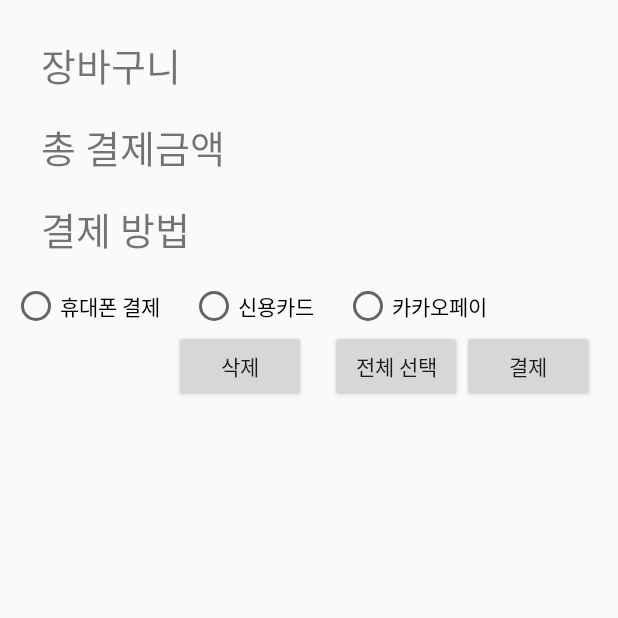
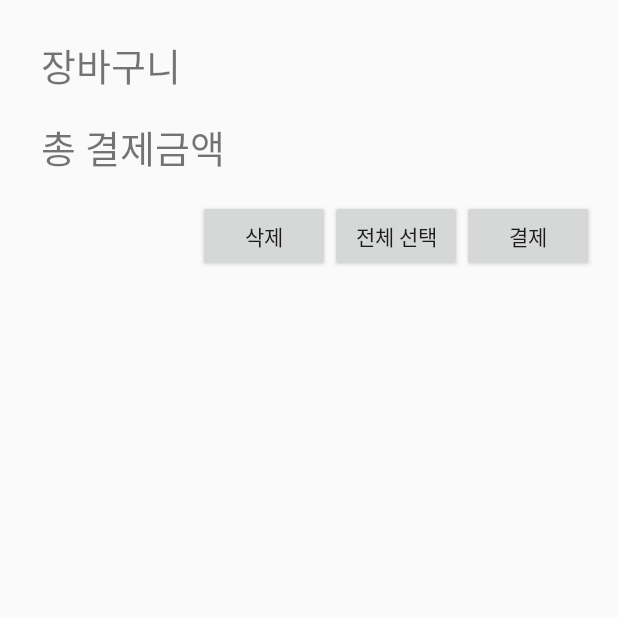
Before and after one commit to jychoi-97/HakJu, an Android app: the OrderActivity screen opened directly, with no data from a screen before it, on a phone screen of 412 x 824 dp, the top half of it. Run offline under Robolectric (Android 15) with nearby library versions, the phone set to English and light mode, and no system bars; our stand-ins replace Firebase (no records; nobody signed in at launch, a user with empty details on screens opened directly); 1 statement that could not run was skipped.

Commit message:
여러가지 기본 사항 변경(메뉴, 개수 선택안하면 장바구니 안넘어감, 전체선택 또 누르면 전체해제 등등)

```diff
--- a/app/src/main/res/layout/activity_order.xml
+++ b/app/src/main/res/layout/activity_order.xml
@@ -71,83 +71,34 @@
 
 
 
-    <TextView
-        android:id="@+id/text3"
-        android:layout_width="wrap_content"
-        android:layout_height="wrap_content"
-        android:layout_marginLeft="27dp"
-        android:layout_marginTop="16dp"
-        android:textSize="25sp"
-        app:layout_constraintLeft_toLeftOf="parent"
-        app:layout_constraintTop_toBottomOf="@+id/text1"
-        android:text="결제 방법" />
-
-    <RadioGroup
-        android:id="@+id/radioGroup"
-
-        android:layout_width="wrap_content"
-        android:layout_height="wrap_content"
-        android:layout_marginTop="16dp"
-        android:orientation="horizontal"
-        app:layout_constraintHorizontal_bias="0.086"
-        app:layout_constraintLeft_toLeftOf="parent"
-        app:layout_constraintRight_toRightOf="parent"
-        app:layout_constraintTop_toBottomOf="@+id/text3">
-
-        <RadioButton
-
-            android:id="@+id/rg_btn1"
-            android:layout_width="wrap_content"
-            android:layout_height="wrap_content"
-            android:text="휴대폰 결제" />
-
-        <RadioButton
-            android:layout_marginLeft="20dp"
-            android:id="@+id/rg_btn2"
-            android:layout_width="wrap_content"
-            android:layout_height="wrap_content"
-            android:text="신용카드" />
-
-        <RadioButton
-            android:layout_marginLeft="20dp"
-            android:id="@+id/rg_btn3"
-            android:layout_width="wrap_content"
-            android:layout_height="wrap_content"
-            android:text="카카오페이" />
-
-    </RadioGroup>
-
-
     <Button
         android:id="@+id/removeButton"
         android:layout_width="wrap_content"
         android:layout_height="wrap_content"
-
-        android:layout_marginRight="16dp"
+        android:layout_marginTop="20dp"
         android:text="삭제"
         app:layout_constraintRight_toRightOf="parent"
         app:layout_constraintRight_toLeftOf="@+id/allSelected"
-        app:layout_constraintTop_toBottomOf="@+id/radioGroup" />
+        app:layout_constraintTop_toBottomOf="@+id/text2" />
 
     <Button
         android:id="@+id/allSelected"
         android:layout_width="wrap_content"
         android:layout_height="wrap_content"
-
-
+        android:layout_marginTop="20dp"
         android:text="전체 선택"
         app:layout_constraintRight_toLeftOf="@+id/orderButton"
         app:layout_constraintRight_toRightOf="parent"
-        app:layout_constraintTop_toBottomOf="@+id/radioGroup" />
+        app:layout_constraintTop_toBottomOf="@+id/text2" />
 
     <Button
         android:id="@+id/orderButton"
         android:layout_width="wrap_content"
         android:layout_height="wrap_content"
-
+        android:layout_marginTop="20dp"
         android:layout_marginRight="16dp"
         android:text="결제"
         app:layout_constraintRight_toRightOf="parent"
-        app:layout_constraintTop_toBottomOf="@+id/radioGroup" />
+        app:layout_constraintTop_toBottomOf="@+id/text2" />
 
 </android.support.constraint.ConstraintLayout>
```
Also changed, not shown: app/src/main/java/com/example/hakju/OrderActivity.java (+47 -67 lines), app/src/main/java/com/example/hakju/menu.java (+19 -4 lines), app/src/main/res/layout/activity_cart.xml (+0 -26 lines).
